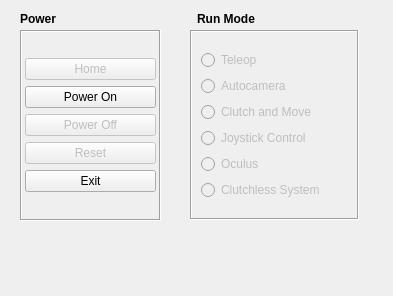
Qt form dvrk_cares_rqt_plugin/resource/MyPlugin.ui (careslab/careslab_dvrk) before a commit.
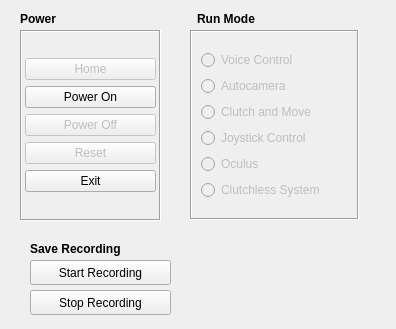
The same form after that commit.

Commit message: fixed inverse kinematics and added voice and record option to gui

Diff of the .ui file:
```diff
--- a/dvrk_cares_rqt_plugin/resource/MyPlugin.ui
+++ b/dvrk_cares_rqt_plugin/resource/MyPlugin.ui
@@ -6,8 +6,8 @@
    <rect>
     <x>0</x>
     <y>0</y>
-    <width>393</width>
-    <height>296</height>
+    <width>396</width>
+    <height>329</height>
    </rect>
   </property>
   <property name="windowTitle">
@@ -154,7 +154,7 @@
          </sizepolicy>
         </property>
         <property name="text">
-         <string>Teleop</string>
+         <string>Voice Control</string>
         </property>
        </widget>
       </item>
@@ -322,6 +322,72 @@
     <set>Qt::AlignCenter</set>
    </property>
   </widget>
+  <widget class="QLabel" name="powerLabel_2">
+   <property name="geometry">
+    <rect>
+     <x>30</x>
+     <y>240</y>
+     <width>111</width>
+     <height>17</height>
+    </rect>
+   </property>
+   <property name="sizePolicy">
+    <sizepolicy hsizetype="Preferred" vsizetype="Minimum">
+     <horstretch>0</horstretch>
+     <verstretch>0</verstretch>
+    </sizepolicy>
+   </property>
+   <property name="maximumSize">
+    <size>
+     <width>16777215</width>
+     <height>20</height>
+    </size>
+   </property>
+   <property name="font">
+    <font>
+     <weight>75</weight>
+     <bold>true</bold>
+    </font>
+   </property>
+   <property name="frameShape">
+    <enum>QFrame::NoFrame</enum>
+   </property>
+   <property name="frameShadow">
+    <enum>QFrame::Raised</enum>
+   </property>
+   <property name="text">
+    <string>Save Recording</string>
+   </property>
+   <property name="alignment">
+    <set>Qt::AlignLeading|Qt::AlignLeft|Qt::AlignVCenter</set>
+   </property>
+  </widget>
+  <widget class="QPushButton" name="StartRecording">
+   <property name="geometry">
+    <rect>
+     <x>30</x>
+     <y>260</y>
+     <width>141</width>
+     <height>25</height>
+    </rect>
+   </property>
+   <property name="text">
+    <string>Start Recording</string>
+   </property>
+  </widget>
+  <widget class="QPushButton" name="StopRecording">
+   <property name="geometry">
+    <rect>
+     <x>30</x>
+     <y>290</y>
+     <width>141</width>
+     <height>25</height>
+    </rect>
+   </property>
+   <property name="text">
+    <string>Stop Recording</string>
+   </property>
+  </widget>
  </widget>
  <resources/>
  <connections/>
```
Left out of the diff: 2 changed lines with no effect on the pictures. The commit also changes 8 other files.
